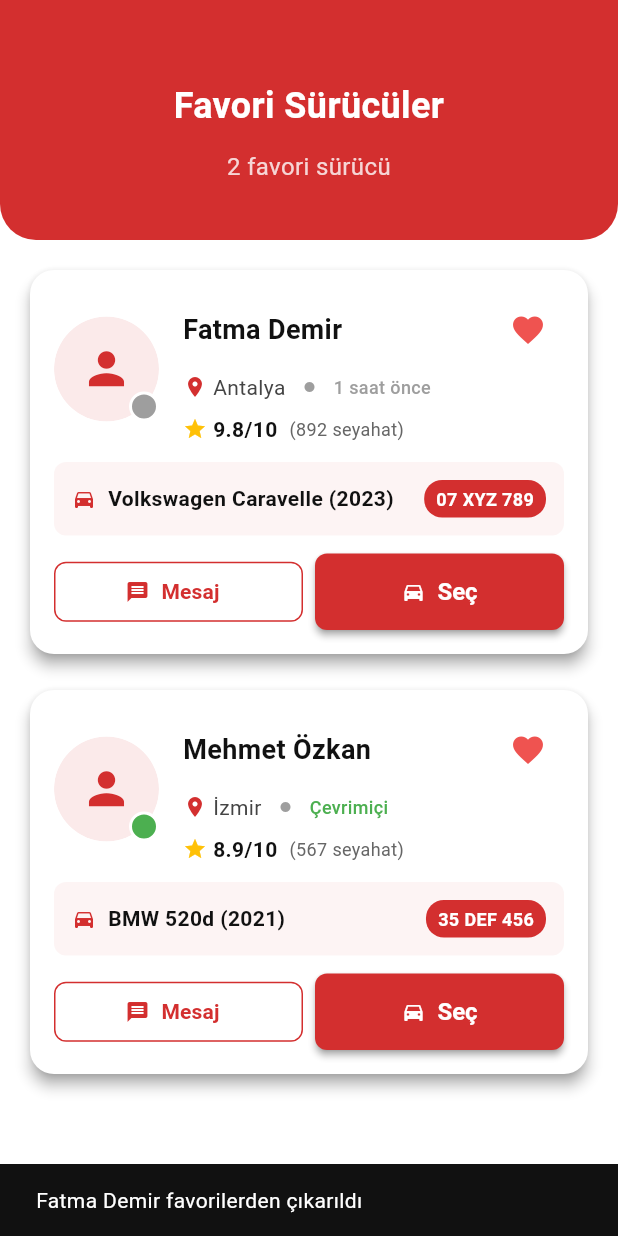
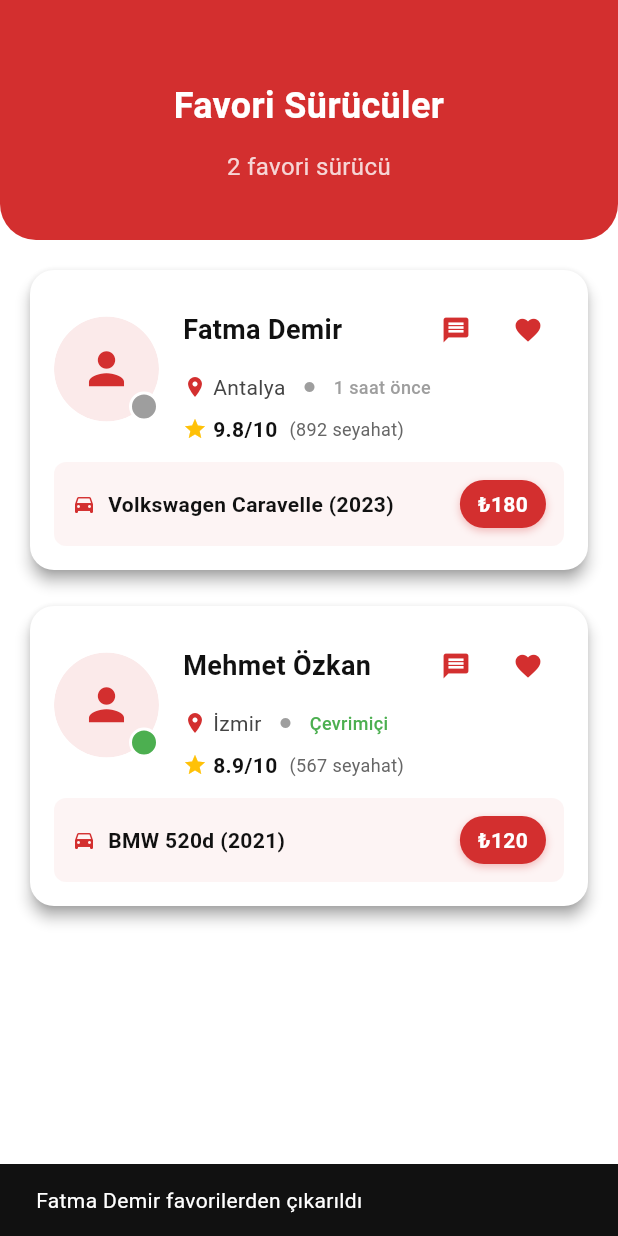
Before and after one commit to ilaydaksoy/sofor-driver-app, a Flutter app: the FavoritesScreen screen opened directly, after a tap on the "favorite" icon, on a phone screen of 412 x 824 dp. Run offline on Flutter 3.47's test engine with Material 3 defaults, Android fonts, the phone set to English and light mode, and no system bars; our stand-ins replace shared_preferences; accounts and stored records are empty; network calls fail.

Commit message:
sürücü detay sayfalaeı düzenleniyor

```diff
--- a/lib/screens/favorites_screen.dart
+++ b/lib/screens/favorites_screen.dart
@@ -17,6 +17,7 @@ class _FavoritesScreenState extends State<FavoritesScreen> {
       'vehicle': 'Mercedes Vito',
       'vehicleYear': '2022',
       'plate': '34 ABC 123',
+      'price': '₺150',
       'image': 'https://images.unsplash.com/photo-1560250097-0b93528c311a?w=150&h=150&fit=crop&crop=face',
       'isOnline': true,
       'lastSeen': '2 dakika önce',
@@ -35,7 +36,8 @@ class _FavoritesScreenState extends State<FavoritesScreen> {
       'experience': '5 yıl',
       'vehicle': 'Volkswagen Caravelle',
       'vehicleYear': '2023',
-      'plate': '07 XYZ 789',
+      'plate': '07 XYZ 456',
+      'price': '₺180',
       'image': 'https://images.unsplash.com/photo-1438761681033-6461ffad8d80?w=150&h=150&fit=crop&crop=face',
       'isOnline': false,
       'lastSeen': '1 saat önce',
@@ -54,7 +56,8 @@ class _FavoritesScreenState extends State<FavoritesScreen> {
       'experience': '3 yıl',
       'vehicle': 'BMW 520d',
       'vehicleYear': '2021',
-      'plate': '35 DEF 456',
+      'plate': '35 DEF 789',
+      'price': '₺120',
       'image': 'https://images.unsplash.com/photo-1507003211169-0a1dd7228f2d?w=150&h=150&fit=crop&crop=face',
       'isOnline': true,
       'lastSeen': 'Şimdi',
@@ -87,12 +90,22 @@ class _FavoritesScreenState extends State<FavoritesScreen> {
   }
 
   void _showDriverDetails(Map<String, dynamic> driver) {
+    try {
       showModalBottomSheet(
         context: context,
         isScrollControlled: true,
         backgroundColor: Colors.transparent,
         builder: (context) => _buildDriverDetailSheet(driver),
       );
+    } catch (e) {
+      print('Driver details error: $e');
+      ScaffoldMessenger.of(context).showSnackBar(
+        SnackBar(
+          content: Text('Sürücü detayları açılırken bir hata oluştu'),
+          backgroundColor: Colors.red,
+        ),
+      );
+    }
   }
 
   @override
@@ -282,9 +295,19 @@ class _FavoritesScreenState extends State<FavoritesScreen> {
                             ),
                             IconButton(
                               icon: Icon(
+                                Icons.message,
+                                color: Color(AppConstants.primaryColorValue),
+                                size: 20,
+                              ),
+                              onPressed: () {
+                                Navigator.pushNamed(context, '/chat');
+                              },
+                            ),
+                            IconButton(
+                              icon: Icon(
                                 Icons.favorite,
-                                color: Colors.red[400],
-                                size: 24,
+                                color: Color(AppConstants.primaryColorValue),
+                                size: 20,
                               ),
                               onPressed: () => _removeFromFavorites(index),
                             ),
@@ -366,16 +389,23 @@ class _FavoritesScreenState extends State<FavoritesScreen> {
                       ),
                     ),
                     Container(
-                      padding: const EdgeInsets.symmetric(horizontal: 8, vertical: 4),
+                      padding: const EdgeInsets.symmetric(horizontal: 12, vertical: 6),
                       decoration: BoxDecoration(
                         color: Color(AppConstants.primaryColorValue),
-                        borderRadius: BorderRadius.circular(12),
+                        borderRadius: BorderRadius.circular(16),
+                        boxShadow: [
+                          BoxShadow(
+                            color: Color(AppConstants.primaryColorValue).withOpacity(0.3),
+                            blurRadius: 4,
+                            offset: Offset(0, 2),
+                          ),
+                        ],
                       ),
                                               child: Text(
-                        driver['plate'],
+                          driver['price'],
                           style: TextStyle(
                             color: Colors.white,
-                          fontSize: 12,
+                            fontSize: 14,
                             fontWeight: FontWeight.bold,
                           ),
                         ),
@@ -383,45 +413,7 @@ class _FavoritesScreenState extends State<FavoritesScreen> {
                   ],
                 ),
               ),
-              const SizedBox(height: 12),
-              // Aksiyon Butonları
-                              Row(
-                                children: [
-                  Expanded(
-                    child: OutlinedButton.icon(
-                      onPressed: () {
-                        Navigator.pushNamed(context, '/chat');
-                      },
-                      icon: Icon(Icons.message, size: 16),
-                      label: Text('Mesaj'),
-                      style: OutlinedButton.styleFrom(
-                        foregroundColor: Color(AppConstants.primaryColorValue),
-                        side: BorderSide(color: Color(AppConstants.primaryColorValue)),
-                        shape: RoundedRectangleBorder(
-                          borderRadius: BorderRadius.circular(8),
-                        ),
-                      ),
-                    ),
-                  ),
-                  const SizedBox(width: 8),
-                  Expanded(
-                    child: ElevatedButton.icon(
-                      onPressed: () {
-                        // Sürücüyü seç
-                      },
-                      icon: Icon(Icons.directions_car, size: 16),
-                      label: Text('Seç'),
-                      style: ElevatedButton.styleFrom(
-                        backgroundColor: Color(AppConstants.primaryColorValue),
-                        foregroundColor: Colors.white,
-                        shape: RoundedRectangleBorder(
-                          borderRadius: BorderRadius.circular(8),
-                        ),
-                      ),
-                    ),
-                  ),
-                ],
-              ),
+
             ],
           ),
         ),
@@ -540,10 +532,10 @@ class _FavoritesScreenState extends State<FavoritesScreen> {
                   _buildDetailSection(
                     'Araç Bilgileri',
                     [
-                      _buildDetailRow('Araç Modeli', driver['vehicle']),
-                      _buildDetailRow('Model Yılı', driver['vehicleYear']),
-                      _buildDetailRow('Plaka', driver['plate']),
-                      _buildDetailRow('Deneyim', driver['experience']),
+                      _buildDetailRow('Araç Modeli', driver['vehicle'] ?? ''),
+                      _buildDetailRow('Model Yılı', driver['vehicleYear'] ?? ''),
+                      _buildDetailRow('Plaka', driver['plate'] ?? ''),
+                      _buildDetailRow('Deneyim', driver['experience'] ?? ''),
                     ],
                   ),
                   const SizedBox(height: 20),
@@ -552,7 +544,7 @@ class _FavoritesScreenState extends State<FavoritesScreen> {
                   _buildDetailSection(
                     'Konuştuğu Diller',
                     [
-                      _buildDetailRow('Diller', driver['languages'].join(', ')),
+                      _buildDetailRow('Diller', (driver['languages'] as List<dynamic>?)?.join(', ') ?? ''),
                     ],
                   ),
                   const SizedBox(height: 20),
@@ -561,7 +553,7 @@ class _FavoritesScreenState extends State<FavoritesScreen> {
                   _buildDetailSection(
                     'Uzmanlık Alanları',
                     [
-                      _buildDetailRow('Özel Hizmetler', driver['specialties'].join(', ')),
+                      _buildDetailRow('Özel Hizmetler', (driver['specialties'] as List<dynamic>?)?.join(', ') ?? ''),
                     ],
                   ),
                   const SizedBox(height: 20),
@@ -569,9 +561,9 @@ class _FavoritesScreenState extends State<FavoritesScreen> {
                   // Son Yorumlar
                   _buildDetailSection(
                     'Son Yorumlar',
-                    driver['reviews'].map<Widget>((review) =>
-                      _buildReviewItem(review)
-                    ).toList(),
+                    (driver['reviews'] as List<dynamic>?)?.map<Widget>((review) =>
+                      _buildReviewItem(review as Map<String, dynamic>)
+                    ).toList() ?? [],
                   ),
                   const SizedBox(height: 24),
 
@@ -673,9 +665,9 @@ class _FavoritesScreenState extends State<FavoritesScreen> {
           ),
           Expanded(
             child: Text(
-              value,
+              value.isNotEmpty ? value : 'Bilgi yok',
               style: TextStyle(
-                color: Color(0xFF111111),
+                color: value.isNotEmpty ? Color(0xFF111111) : Color(0xFF999999),
                 fontSize: 14,
                 fontWeight: FontWeight.w600,
               ),
```
Also changed, not shown: lib/screens/driver_profile_screen.dart (+190 -83 lines). Lines whose indentation alone changed are shown as unchanged.
